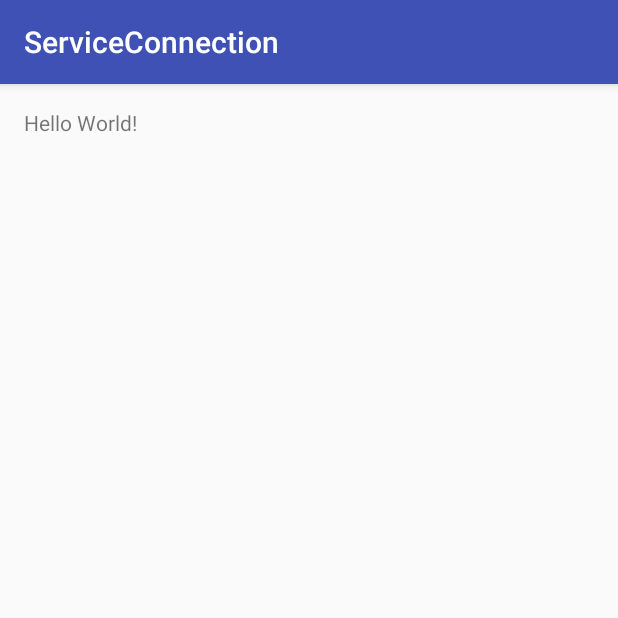
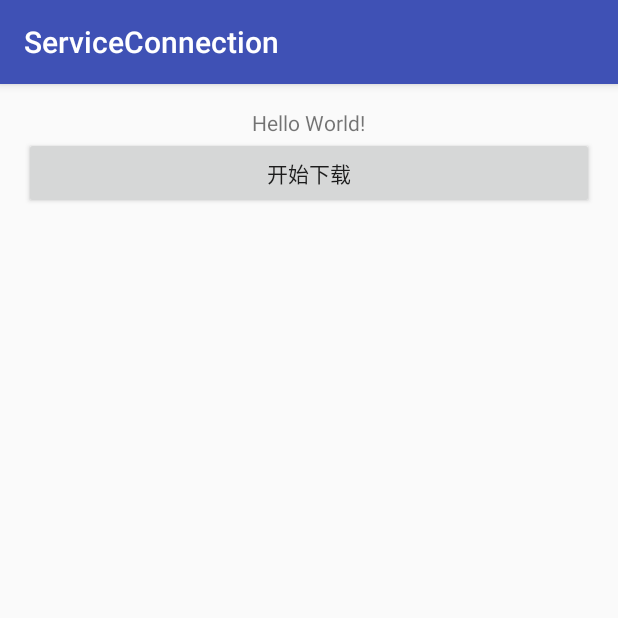
Before and after one commit to stuhua/ServiceConnection, an Android app: the screen it shows after launch (MainActivity), on a phone screen of 412 x 824 dp, the top half of it. Run offline under Robolectric (Android 15) with nearby library versions, the phone set to English and light mode, and no system bars; 2 statements that could not run were skipped.

Commit message:
add Service 和 Activity之间通信

```diff
--- a/app/build.gradle
+++ b/app/build.gradle
@@ -5,7 +5,7 @@ android {
     buildToolsVersion "25.0.1"
     defaultConfig {
         applicationId "com.stuhua.serviceconnection"
-        minSdkVersion 19
+        minSdkVersion 17
         targetSdkVersion 25
         versionCode 1
         versionName "1.0"
--- a/app/src/main/java/com/stuhua/serviceconnection/MainActivity.java
+++ b/app/src/main/java/com/stuhua/serviceconnection/MainActivity.java
@@ -1,10 +1,13 @@
 package com.stuhua.serviceconnection;
 
 import android.content.ComponentName;
+import android.content.Context;
+import android.content.Intent;
 import android.content.ServiceConnection;
 import android.os.IBinder;
 import android.support.v7.app.AppCompatActivity;
 import android.os.Bundle;
+import android.view.View;
 
 import java.util.logging.Logger;
 
@@ -15,6 +18,12 @@ public class MainActivity extends AppCompatActivity {
     protected void onCreate(Bundle savedInstanceState) {
         super.onCreate(savedInstanceState);
         setContentView(R.layout.activity_main);
+        Intent intent = new Intent(MainActivity.this, DownloadService.class);
+        bindService(intent, conn, Context.BIND_AUTO_CREATE);
+    }
+
+    public void startDownload(View view) {
+        mDownloadService.startDownload();
     }
 
     ServiceConnection conn = new ServiceConnection() {
@@ -25,7 +34,7 @@ public class MainActivity extends AppCompatActivity {
                 @Override
                 public void onProgress(int progress) {
                     //更新界面
-
+                    com.orhanobut.logger.Logger.d(progress);
                 }
             });
         }
@@ -35,4 +44,10 @@ public class MainActivity extends AppCompatActivity {
 
         }
     };
+
+    @Override
+    protected void onDestroy() {
+        super.onDestroy();
+        unbindService(conn);
+    }
 }
--- a/app/src/main/res/layout/activity_main.xml
+++ b/app/src/main/res/layout/activity_main.xml
@@ -1,10 +1,12 @@
 <?xml version="1.0" encoding="utf-8"?>
-<RelativeLayout
+<LinearLayout
     xmlns:android="http://schemas.android.com/apk/res/android"
     xmlns:tools="http://schemas.android.com/tools"
     android:id="@+id/activity_main"
     android:layout_width="match_parent"
     android:layout_height="match_parent"
+    android:gravity="center_horizontal"
+    android:orientation="vertical"
     android:paddingBottom="@dimen/activity_vertical_margin"
     android:paddingLeft="@dimen/activity_horizontal_margin"
     android:paddingRight="@dimen/activity_horizontal_margin"
@@ -15,4 +17,9 @@
         android:layout_width="wrap_content"
         android:layout_height="wrap_content"
         android:text="Hello World!"/>
-</RelativeLayout>
+    <Button
+        android:layout_width="match_parent"
+        android:layout_height="wrap_content"
+        android:text="开始下载"
+        android:onClick="startDownload"/>
+</LinearLayout>
```
